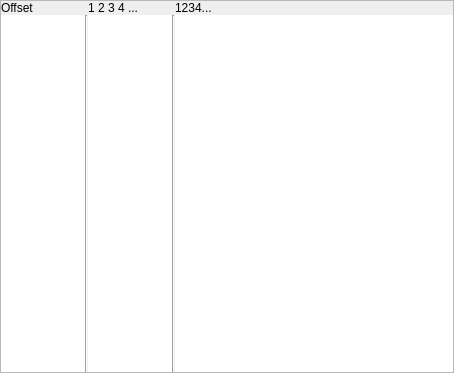
First picture: the form in other/HexEditor/HexdumpWidget.ui, repository everettjf/MachOExplorer, before the edit.
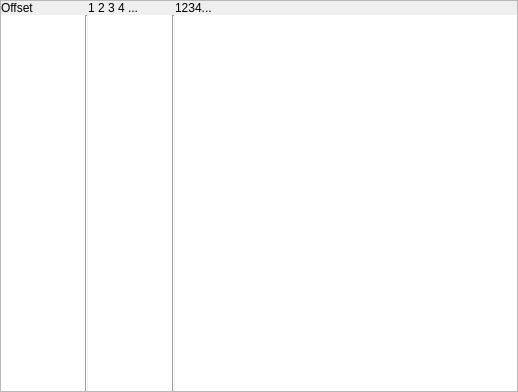
Second picture: the form after the edit.

```diff
--- a/other/HexEditor/HexdumpWidget.ui
+++ b/other/HexEditor/HexdumpWidget.ui
@@ -6,8 +6,8 @@
    <rect>
     <x>0</x>
     <y>0</y>
-    <width>454</width>
-    <height>373</height>
+    <width>518</width>
+    <height>392</height>
    </rect>
   </property>
   <property name="windowTitle">
@@ -36,8 +36,8 @@
        <rect>
         <x>0</x>
         <y>0</y>
-        <width>452</width>
-        <height>371</height>
+        <width>516</width>
+        <height>390</height>
        </rect>
       </property>
       <layout class="QGridLayout" name="gridLayout" columnstretch="0,0,0,0,1">
```
